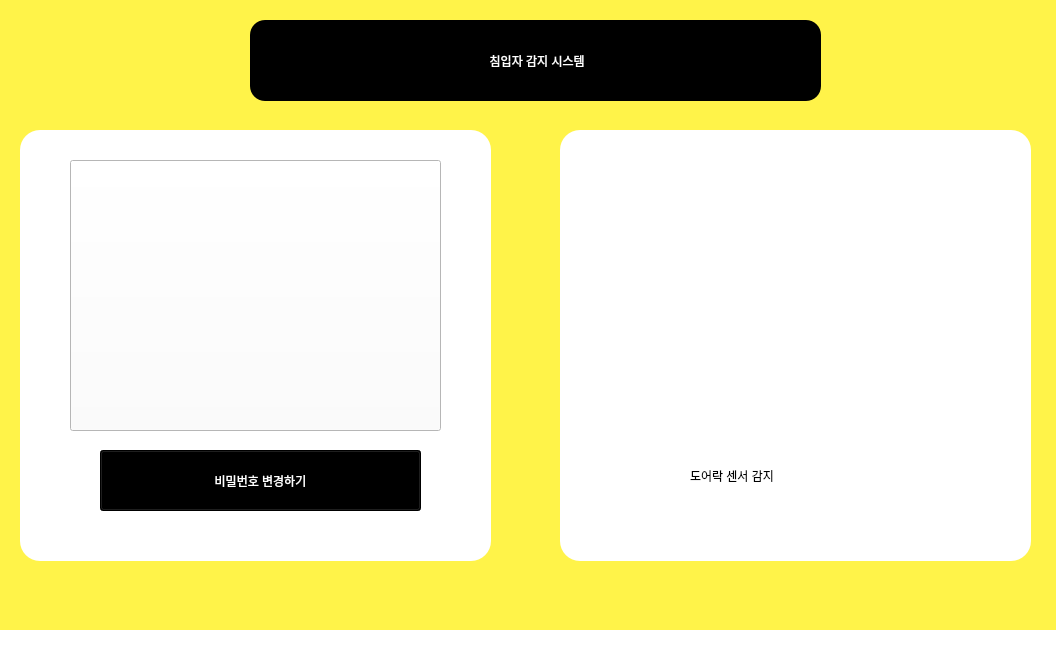
Old version of the form sensor_project/sensor.ui in the repository my0614/pyqt5.
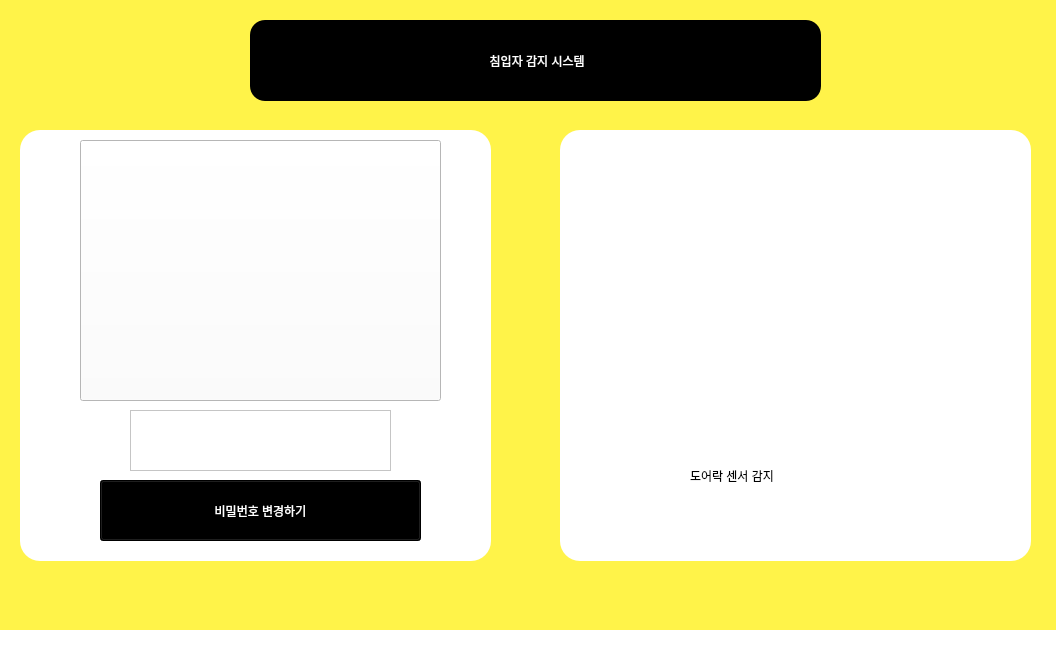
New version of the form. Icons and pictures are not drawn.

Commit message: add : 비밀번호 및 센서감지

```diff
--- a/sensor_project/sensor.ui
+++ b/sensor_project/sensor.ui
@@ -126,10 +126,10 @@
    <widget class="QPushButton" name="password_pic">
     <property name="geometry">
      <rect>
-      <x>70</x>
-      <y>160</y>
-      <width>371</width>
-      <height>271</height>
+      <x>80</x>
+      <y>140</y>
+      <width>361</width>
+      <height>261</height>
      </rect>
     </property>
     <property name="styleSheet">
@@ -143,7 +143,7 @@
     <property name="geometry">
      <rect>
       <x>100</x>
-      <y>450</y>
+      <y>480</y>
       <width>321</width>
       <height>61</height>
      </rect>
@@ -157,6 +157,19 @@
      <string>비밀번호 변경하기</string>
     </property>
    </widget>
+   <widget class="QTextEdit" name="ch_password">
+    <property name="geometry">
+     <rect>
+      <x>130</x>
+      <y>410</y>
+      <width>261</width>
+      <height>61</height>
+     </rect>
+    </property>
+    <property name="styleSheet">
+     <string notr="true">font: 75 11pt &quot;Arial&quot;;</string>
+    </property>
+   </widget>
    <zorder>background</zorder>
    <zorder>title</zorder>
    <zorder>sensor</zorder>
@@ -165,6 +178,7 @@
    <zorder>password</zorder>
    <zorder>password_pic</zorder>
    <zorder>password_bt</zorder>
+   <zorder>ch_password</zorder>
   </widget>
   <widget class="QMenuBar" name="menubar">
    <property name="geometry">
```
The commit also changes 2 other files.
